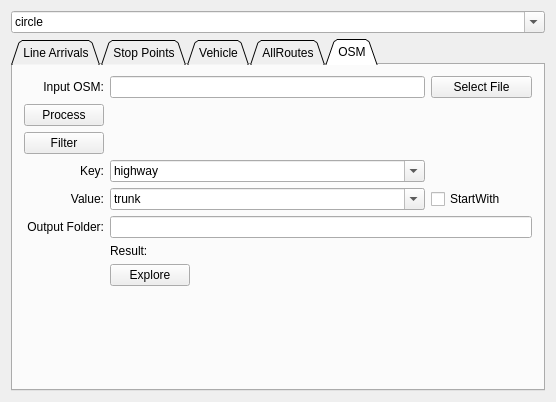
This is Widget.ui in Enthusiastic-Coder/tflTest as Qt 5 draws it before an edit. The edited form follows.
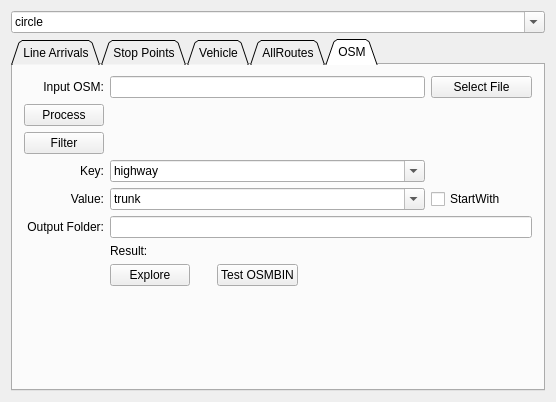
This is the edited form.

What changed in the file:
```diff
--- a/Widget.ui
+++ b/Widget.ui
@@ -537,6 +537,19 @@
          </item>
         </widget>
        </item>
+       <item row="9" column="2">
+        <widget class="QPushButton" name="pushButtonExploreToOSMBIN">
+         <property name="sizePolicy">
+          <sizepolicy hsizetype="Maximum" vsizetype="Fixed">
+           <horstretch>0</horstretch>
+           <verstretch>0</verstretch>
+          </sizepolicy>
+         </property>
+         <property name="text">
+          <string>Test OSMBIN</string>
+         </property>
+        </widget>
+       </item>
       </layout>
      </widget>
     </widget>
```
